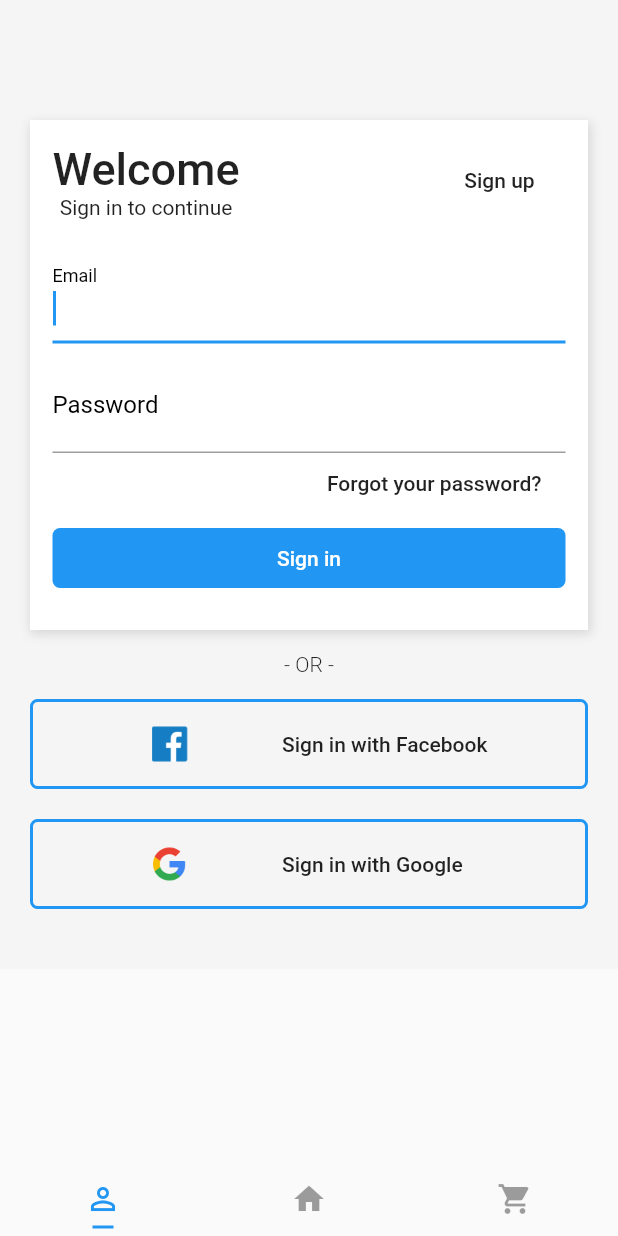
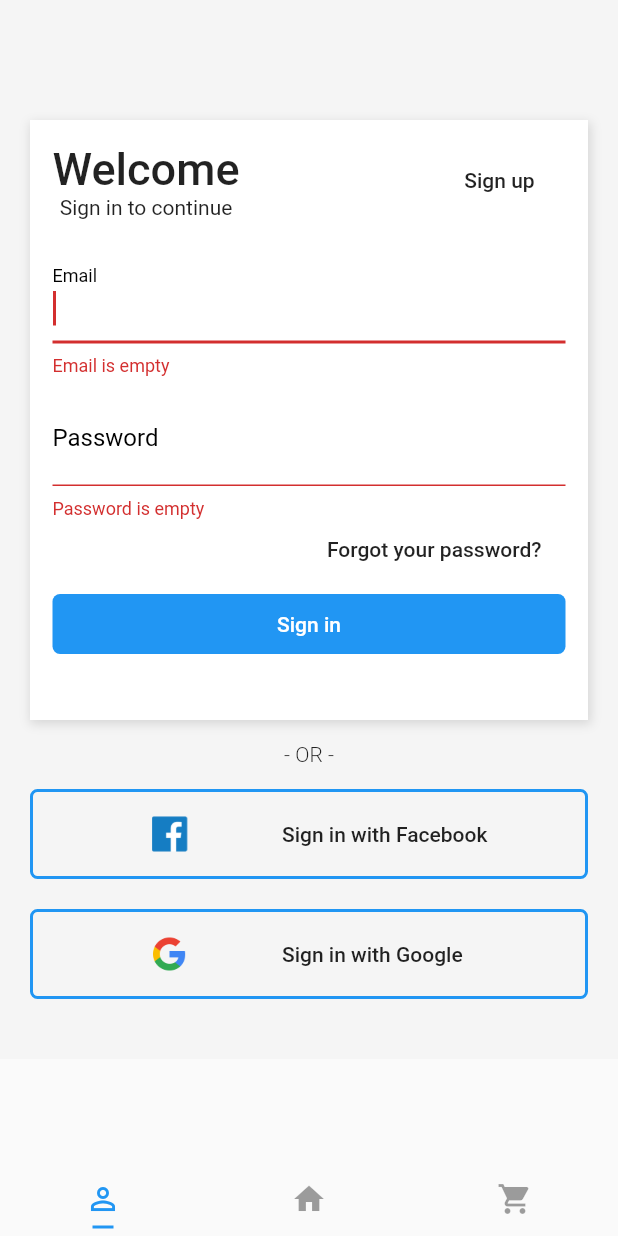
Before and after one commit to ozmartins/flutter-shopping, a Flutter app: the screen it shows after launch, after a tap on "Sign in", on a phone screen of 412 x 824 dp. Run offline on Flutter 3.47's test engine with Material 2 defaults, Android fonts, the phone set to English and light mode, and no system bars.

Commit message:
Add form to login

```diff
--- a/lib/main.dart
+++ b/lib/main.dart
@@ -3,6 +3,7 @@
 import 'package:flutter/material.dart';
 import 'package:shopping/themes/light.theme.dart';
 import 'pages/tabs.page.dart';
+import 'themes/dark.theme.dart';
 
 void main() => runApp(MyApp());
 
--- a/lib/pages/login.page.dart
+++ b/lib/pages/login.page.dart
@@ -1,13 +1,14 @@
 // ignore_for_file: prefer_const_constructors, deprecated_member_use, prefer_const_literals_to_create_immutables
 
 import 'package:flutter/material.dart';
-import 'package:shopping/pages/cart.page.dart';
 import 'package:shopping/pages/signup.page.dart';
 
-import 'home.page.dart';
+class LoginPage extends StatelessWidget {
+  final _formKey = GlobalKey<FormState>();
+  String? _email = "";
+  String? _password = "";
 
-class LoginPage extends StatelessWidget {
-  const LoginPage({Key? key}) : super(key: key);
+  LoginPage({Key? key}) : super(key: key);
 
   @override
   Widget build(BuildContext context) {
@@ -24,7 +25,7 @@ class LoginPage extends StatelessWidget {
           child: Column(
             children: <Widget>[
               Container(
-                height: 340,
+                height: 400,
                 decoration:
                     const BoxDecoration(color: Colors.white, boxShadow: [
                   BoxShadow(
@@ -35,6 +36,8 @@ class LoginPage extends StatelessWidget {
                 ]),
                 child: Padding(
                   padding: EdgeInsets.only(left: 15, right: 15, top: 15),
+                  child: Form(
+                    key: _formKey,
                     child: Column(
                       children: [
                         Row(
@@ -56,7 +59,8 @@ class LoginPage extends StatelessWidget {
                                     Navigator.push(
                                         context,
                                         MaterialPageRoute(
-                                          builder: (context) => SignupPage()));
+                                            builder: (context) =>
+                                                SignupPage()));
                                   },
                                   child: Text("Sign up")),
                             ]),
@@ -76,6 +80,15 @@ class LoginPage extends StatelessWidget {
                           style: TextStyle(
                             fontSize: 20,
                           ),
+                          validator: (value) {
+                            if (value!.isEmpty) {
+                              return "Email is empty";
+                            }
+                            return null;
+                          },
+                          onSaved: (input) {
+                            _email = input;
+                          },
                         ),
                         SizedBox(
                           height: 10,
@@ -93,6 +106,15 @@ class LoginPage extends StatelessWidget {
                           style: TextStyle(
                             fontSize: 20,
                           ),
+                          validator: (value) {
+                            if (value!.isEmpty) {
+                              return "Password is empty";
+                            }
+                            return null;
+                          },
+                          onSaved: (input) {
+                            _password = input;
+                          },
                         ),
                         Container(
                           height: 40,
@@ -110,9 +132,17 @@ class LoginPage extends StatelessWidget {
                           width: double.infinity,
                           decoration: BoxDecoration(
                               color: Colors.blue,
-                            borderRadius: BorderRadius.all(Radius.circular(5))),
+                              borderRadius:
+                                  BorderRadius.all(Radius.circular(5))),
                           child: FlatButton(
-                          onPressed: () {},
+                            onPressed: () {
+                              if (_formKey.currentState!.validate()) {
+                                _formKey.currentState!.save();
+
+                                Scaffold.of(context).showSnackBar(
+                                    SnackBar(content: Text("Welcome $_email")));
+                              }
+                            },
                             child: Text(
                               "Sign in",
                               style: TextStyle(color: Colors.white),
@@ -120,6 +150,7 @@ class LoginPage extends StatelessWidget {
                           ),
                         ),
                       ],
+                    ),
                   ),
                 ),
               ),
```
Also changed, not shown: lib/themes/dark.theme.dart (+22 -0 lines). Lines whose indentation alone changed are shown as unchanged.
